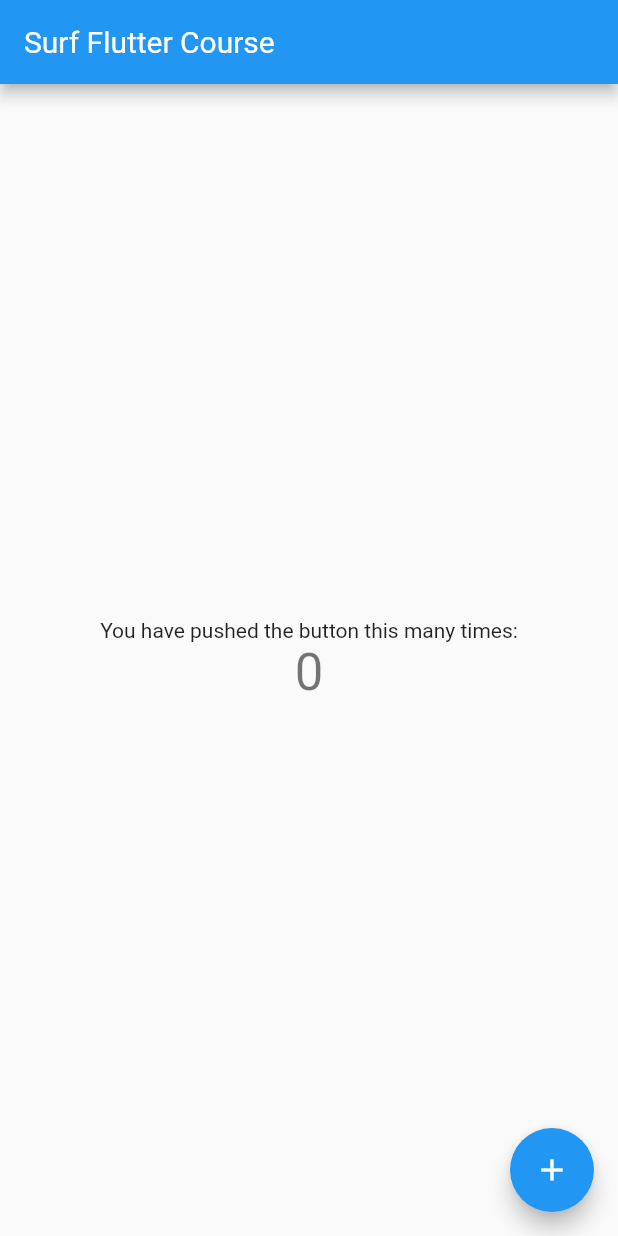
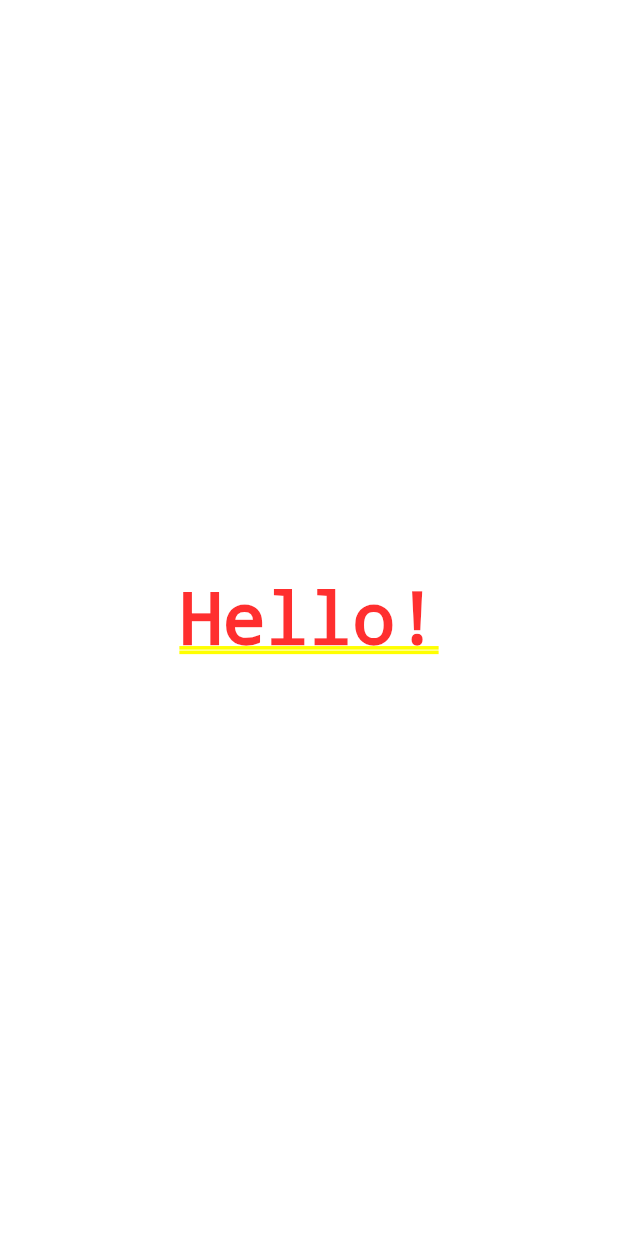
Before and after one commit to Wolfram-180/surf_places, a Flutter app: the screen it shows after launch, on a phone screen of 412 x 824 dp. Run offline on Flutter 3.47's test engine with Material 2 defaults, Android fonts, the light colour scheme and no system bars.

Commit message:
3-6-3 добавлены MyFirstWidget, MySecondWidget

```diff
--- a/lib/main.dart
+++ b/lib/main.dart
@@ -5,6 +5,9 @@
 }
 
 const String appTitle = 'Surf Flutter Course';
+
+int bldCounter1 = 0;
+int bldCounter2 = 0;
 
 class MyApp extends StatelessWidget {
   const MyApp({Key? key}) : super(key: key);
@@ -16,54 +19,50 @@
       theme: ThemeData(
         primarySwatch: Colors.blue,
       ),
-      home: const MyHomePage(title: 'Surf Flutter Course'),
+      //home: const MyHomePage(title: 'Surf Flutter Course'),
+      //home: const MyFirstWidget(),
+      home: const MySecondWidget(),
     );
   }
 }
 
-class MyHomePage extends StatefulWidget {
-  final String title;
-
-  const MyHomePage({Key? key, required this.title}) : super(key: key);
-
-  @override
-  State<MyHomePage> createState() => _MyHomePageState();
-}
-
-class _MyHomePageState extends State<MyHomePage> {
-  int _counter = 0;
+class MyFirstWidget extends StatelessWidget {
+  const MyFirstWidget({Key? key}) : super(key: key);
 
   @override
   Widget build(BuildContext context) {
-    return Scaffold(
-      appBar: AppBar(
-        title: Text(widget.title),
-      ),
-      body: Center(
-        child: Column(
-          mainAxisAlignment: MainAxisAlignment.center,
-          children: <Widget>[
-            const Text(
-              'You have pushed the button this many times:',
-            ),
-            Text(
-              '$_counter',
-              style: Theme.of(context).textTheme.headline4,
-            ),
-          ],
-        ),
-      ),
-      floatingActionButton: FloatingActionButton(
-        onPressed: _incrementCounter,
-        tooltip: 'Increment',
-        child: const Icon(Icons.add),
+    bldCounter1++;
+    // ignore: avoid_print
+    print('stless: $bldCounter1');
+
+    // ignore: avoid_unnecessary_containers
+    return Container(
+      child: const Center(
+        child: Text('Hello!'),
       ),
     );
   }
+}
 
-  void _incrementCounter() {
-    setState(() {
-      _counter++;
-    });
+class MySecondWidget extends StatefulWidget {
+  const MySecondWidget({Key? key}) : super(key: key);
+
+  @override
+  State<MySecondWidget> createState() => _MySecondWidgetState();
+}
+
+class _MySecondWidgetState extends State<MySecondWidget> {
+  @override
+  Widget build(BuildContext context) {
+    bldCounter2++;
+    // ignore: avoid_print
+    print('stfull: $bldCounter2');
+
+    // ignore: avoid_unnecessary_containers
+    return Container(
+      child: const Center(
+        child: Text('Hello!'),
+      ),
+    );
   }
 }
```
